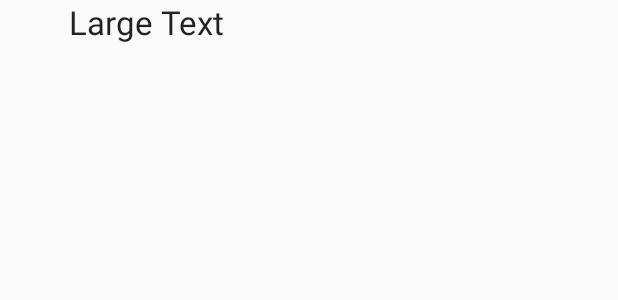
After one commit to ndespain/MyMovies, an Android app: the layout movie_details.xml on its own in the app's theme, with its tools: preview values and no code run, on a phone screen of 412 x 824 dp. The commit adds this screen. Shown: the top 300 px of the screen. Run offline under Robolectric (Android 15) with nearby library versions, the phone set to English and light mode, and no system bars.

Commit message:
Not much

```diff
--- a/app/src/main/java/com/ndes/mymovies/MoviesActivityFragment.java
+++ b/app/src/main/java/com/ndes/mymovies/MoviesActivityFragment.java
@@ -55,6 +55,7 @@ public class MoviesActivityFragment extends Fragment {
 //        http://image.tmdb.org/t/p/w185//nBNZadXqJSdt05SHLqgT0HuC5Gm.jpg
 //        Picasso.with(context).load("http://i.imgur.com/DvpvklR.png").into(imageView);
         //http://api.themoviedb.org/3/discover/movie?api_key=522f2ef5fc7f003a64790b1c6016ec3a&certification_country=US&certification.lte=PG-13
+        //trailer info: http://api.themoviedb.org/3/movie/211672?api_key=522f2ef5fc7f003a64790b1c6016ec3a&append_to_response=trailers
 
         mMovieAdapter = new MovieArrayAdapter(getActivity(), R.layout.grid_item_movie, movies);
         GridView moviesGrid = (GridView) view.findViewById(R.id.gridViewMovies);
--- /dev/null
+++ b/app/src/main/res/layout/movie_details.xml
@@ -0,0 +1,20 @@
+<?xml version="1.0" encoding="utf-8"?>
+<RelativeLayout xmlns:android="http://schemas.android.com/apk/res/android"
+    android:layout_width="match_parent"
+    android:layout_height="match_parent">
+
+    <TextView
+        android:layout_width="wrap_content"
+        android:layout_height="wrap_content"
+        android:textAppearance="?android:attr/textAppearanceLarge"
+        android:text="Large Text"
+        android:id="@+id/textView"
+        android:layout_gravity="center"
+        android:layout_alignEnd="@id/moviePoster"
+        />
+
+    <ImageView
+        android:layout_width="150dp"
+        android:layout_height="200dp"
+        android:id="@+id/moviePoster" />
+</RelativeLayout>
```
